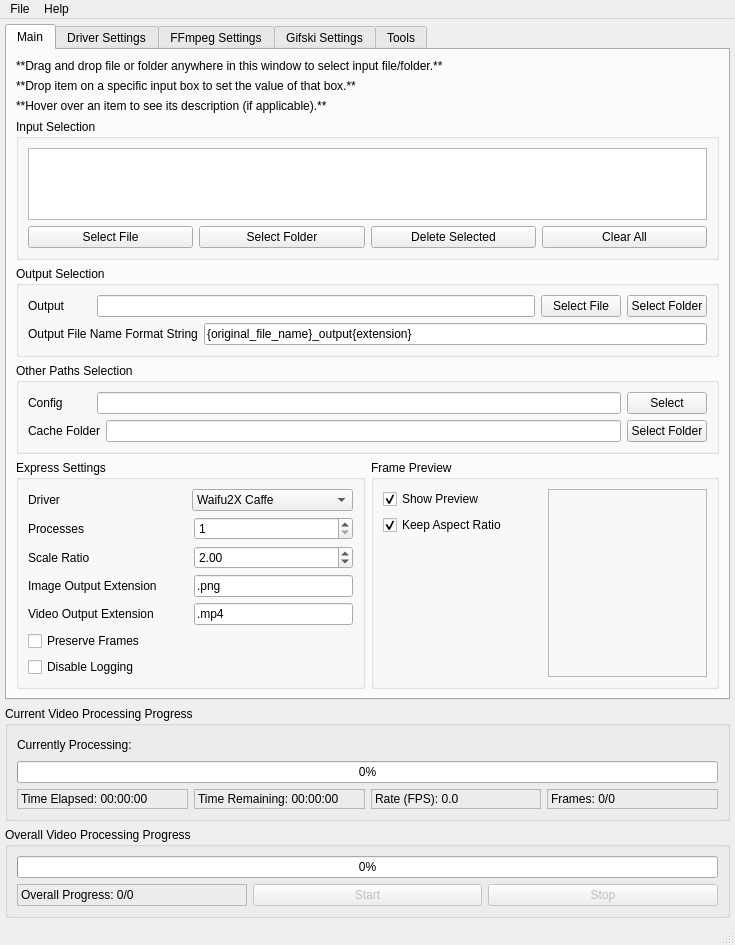
This is src/video2x_gui.ui in k4yt3x/video2x as Qt 5 draws it before an edit. The edited form follows.
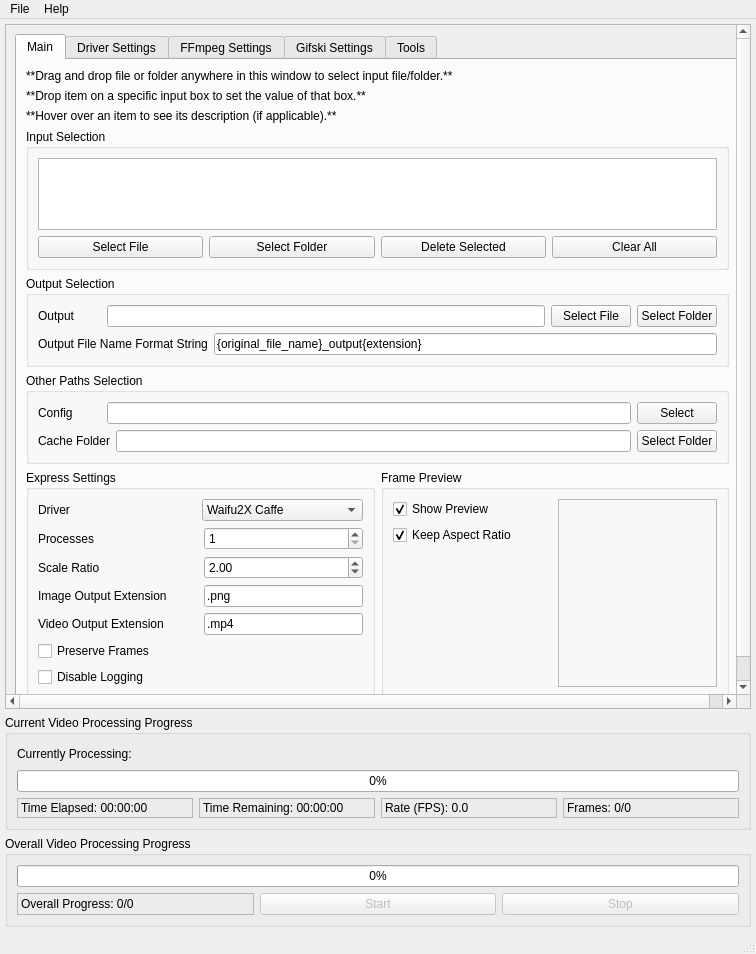
This is the edited form.

Commit message: added scroll area in GUI for low-resolution displays

What changed in the file:
```diff
--- a/src/video2x_gui.ui
+++ b/src/video2x_gui.ui
@@ -6,8 +6,8 @@
    <rect>
     <x>0</x>
     <y>0</y>
-    <width>724</width>
-    <height>936</height>
+    <width>756</width>
+    <height>954</height>
    </rect>
   </property>
   <property name="acceptDrops">
@@ -31,7 +31,22 @@
      <number>5</number>
     </property>
     <item>
-     <widget class="QTabWidget" name="tabWidget">
+     <widget class="QScrollArea" name="mainScrollArea">
+      <property name="widgetResizable">
+       <bool>true</bool>
+      </property>
+      <widget class="QWidget" name="mainScrollAreaWidgetContents">
+       <property name="geometry">
+        <rect>
+         <x>0</x>
+         <y>0</y>
+         <width>744</width>
+         <height>696</height>
+        </rect>
+       </property>
+       <layout class="QVBoxLayout" name="verticalLayout_36">
+        <item>
+         <widget class="QTabWidget" name="mainTabWidget">
       <property name="currentIndex">
        <number>0</number>
       </property>
@@ -2687,6 +2702,10 @@
       </widget>
      </widget>
     </item>
+       </layout>
+      </widget>
+     </widget>
+    </item>
     <item>
      <widget class="QGroupBox" name="currentVideoProcessingProgressGroupBox">
       <property name="title">
@@ -2874,7 +2893,7 @@
     <rect>
      <x>0</x>
      <y>0</y>
-     <width>724</width>
+     <width>756</width>
      <height>21</height>
     </rect>
    </property>
```
Lines whose indentation alone changed are shown as unchanged.
